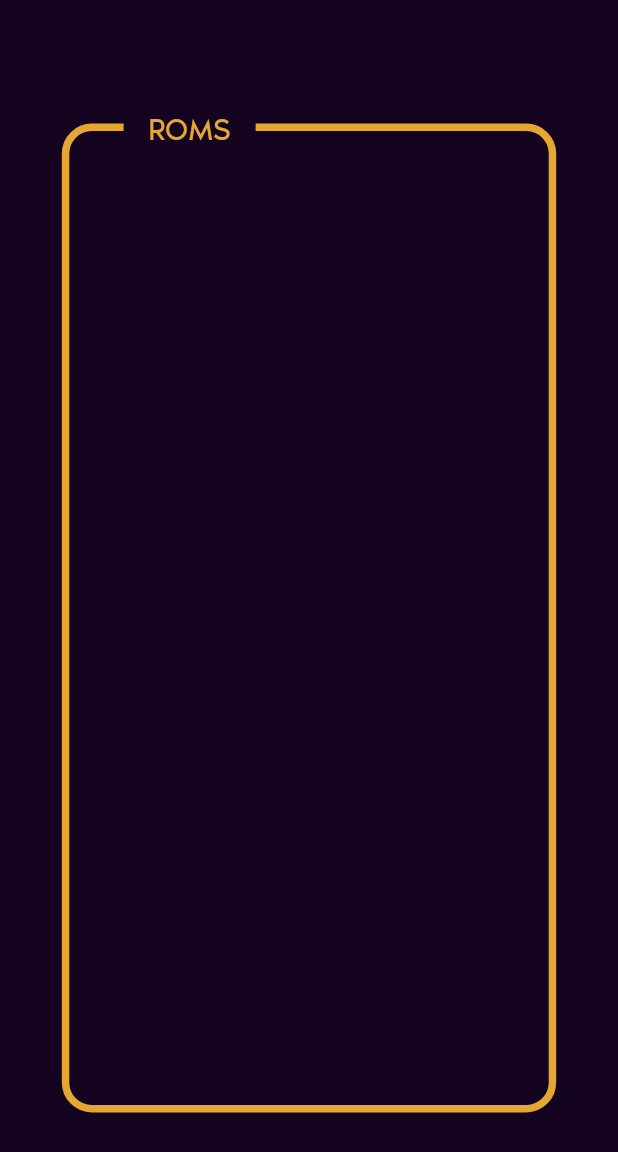
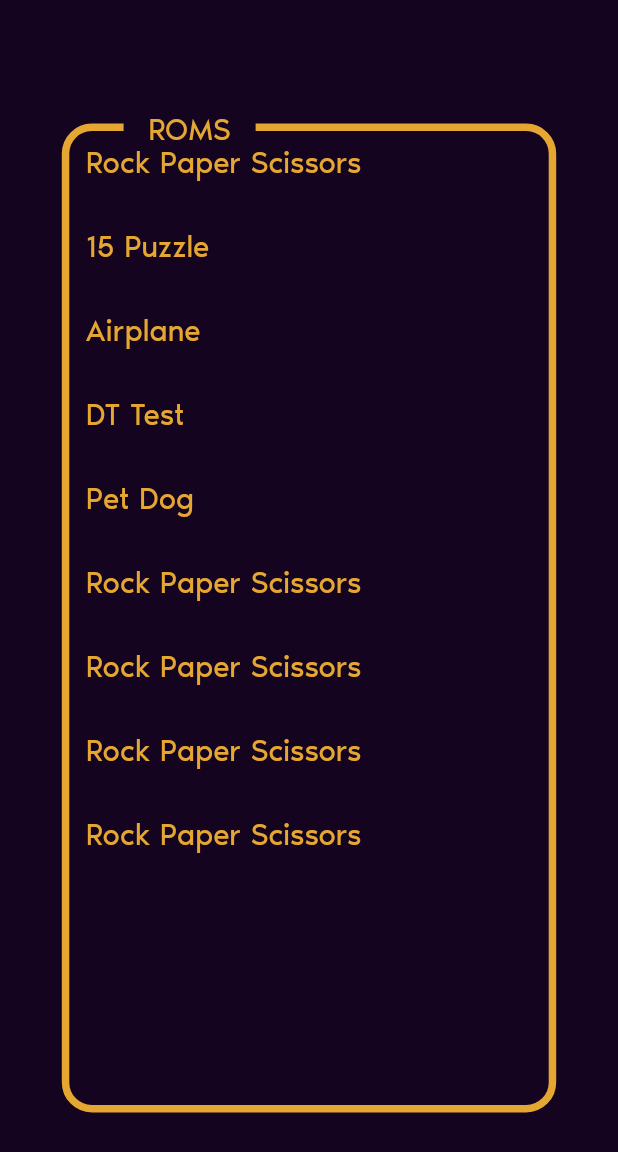
Before and after one commit to Literal-Eval/Chip_8-Flutter, a Flutter app: the SelectROMScreen screen opened directly, on a phone screen of 412 x 824 dp. Shown: the top 1152 px of the screen. Run offline on Flutter 3.47's test engine with Material 2 defaults, Android fonts, the light colour scheme and no system bars; our stand-ins replace flutter_riverpod, just_audio; missing offline and left inert: audio_session, just_audio_web.

Commit message:
fix bugs

```diff
--- /dev/null
+++ b/lib/data/rom_data.dart
@@ -0,0 +1,13 @@
+import 'package:chip_8_flutter/models/rom.dart';
+
+final List <ROM> roms = [
+  ROM(name: 'Rock Paper Scissors', fileName: 'RPS'),
+  ROM(name: '15 Puzzle', fileName: '15PUZZLE'),
+  ROM(name: 'Airplane', fileName: 'AIRPLANE'),
+  ROM(name: 'DT Test', fileName: 'DT_Test'),
+  ROM(name: 'Pet Dog', fileName: 'petdog.ch8'),
+  ROM(name: 'Rock Paper Scissors', fileName: 'RPS'),
+  ROM(name: 'Rock Paper Scissors', fileName: 'RPS'),
+  ROM(name: 'Rock Paper Scissors', fileName: 'RPS'),
+  ROM(name: 'Rock Paper Scissors', fileName: 'RPS'),
+];
--- a/lib/screens/select_rom.dart
+++ b/lib/screens/select_rom.dart
@@ -1,4 +1,6 @@
 import 'package:chip_8_flutter/data/constants.dart';
+import 'package:chip_8_flutter/data/rom_data.dart';
+import 'package:chip_8_flutter/screens/console.dart';
 import 'package:chip_8_flutter/utils/size_config.dart';
 import 'package:flutter/material.dart';
 
@@ -39,7 +41,29 @@ class SelectROMScreen extends StatelessWidget {
                 ),
               ),
               ListView(
-
+                children: roms.map(
+                  (rom) {
+                    return ListTile(
+                      title: Text(
+                        rom.name,
+                        style: const TextStyle(
+                          fontFamily: 'Noir-Regular',
+                          fontSize: 20,
+                          color: kPrimaryColor,
+                        ),
+                      ),
+                      onTap: () {
+                        Navigator.push(
+                          context,
+                          MaterialPageRoute(
+                            builder: (context) =>
+                                Console(romName: rom.fileName),
+                          ),
+                        );
+                      },
+                    );
+                  },
+                ).toList(),
               ),
             ],
           ),
```
Also changed, not shown: lib/chip_8/core/cpu.dart (+6 -3 lines), lib/chip_8/models/registers.dart (+8 -0 lines), lib/models/rom.dart (added, +9 -0 lines), lib/screens/console.dart (+7 -2 lines).
